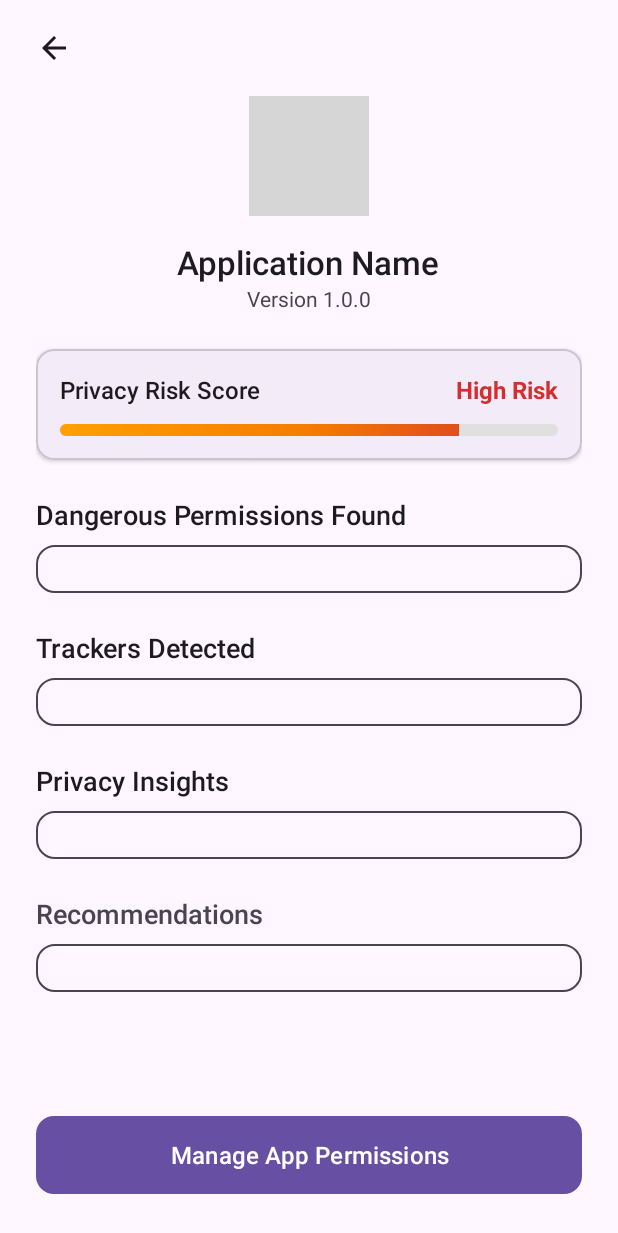
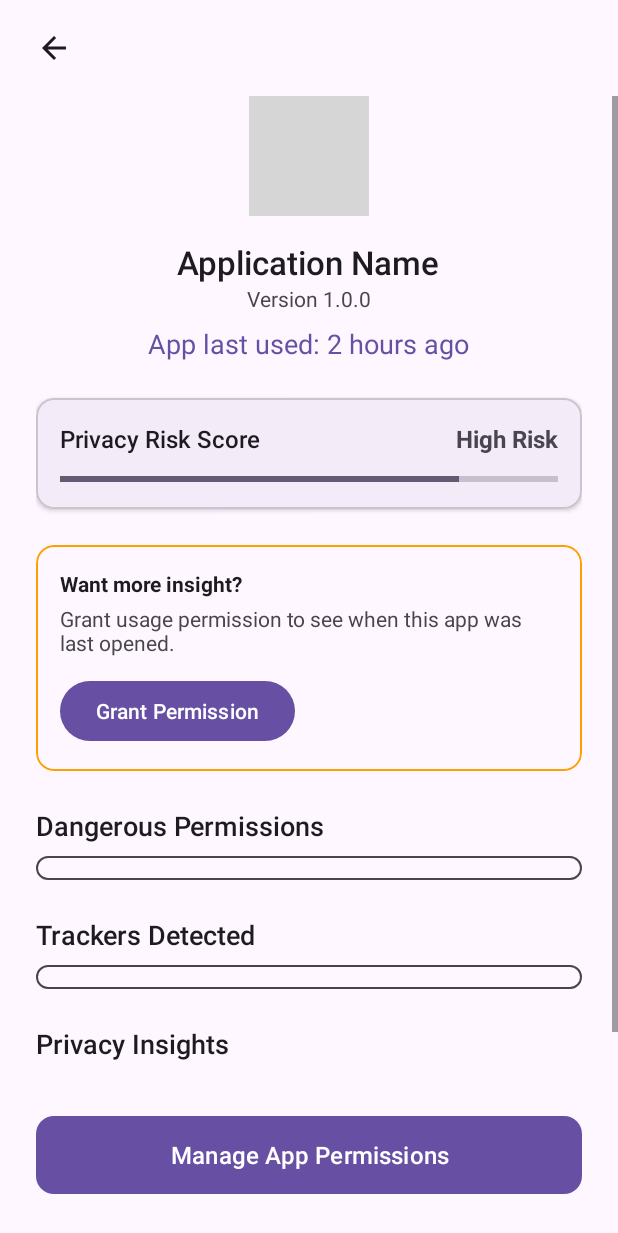
Before and after one commit to dipesh268/privacyScope, an Android app: the layout activity_app_detail.xml on its own in the app's theme, with its tools: preview values and no code run, on a phone screen of 412 x 824 dp. Shown: the top 1233 px of the screen. Run offline under Robolectric (Android 15) with nearby library versions, the phone set to English and light mode, and no system bars; grey boxes are pictures that could not be loaded.

Commit message:
Add Last use of app (last used time)

```diff
--- a/app/src/main/AndroidManifest.xml
+++ b/app/src/main/AndroidManifest.xml
@@ -5,6 +5,10 @@
     <uses-permission
         android:name="android.permission.QUERY_ALL_PACKAGES"
         tools:ignore="QueryAllPackagesPermission" />
+
+    <!-- Special permission required to get permission usage stats -->
+    <uses-permission android:name="android.permission.PACKAGE_USAGE_STATS"
+        tools:ignore="ProtectedPermissions" />
 
     <application
         android:allowBackup="true"
--- a/app/src/main/res/layout/activity_app_detail.xml
+++ b/app/src/main/res/layout/activity_app_detail.xml
@@ -21,11 +21,11 @@
             android:id="@+id/backButton"
             android:layout_width="wrap_content"
             android:layout_height="wrap_content"
+            android:src="@drawable/ic_arrow_back"
             android:background="?attr/selectableItemBackgroundBorderless"
+            android:padding="8dp"
             android:contentDescription="Back"
-            android:padding="8dp"
-            android:src="@drawable/ic_arrow_back"
-            app:tint="?attr/colorOnSurface" />
+            app:tint="?attr/colorOnSurface"/>
 
     </com.google.android.material.appbar.MaterialToolbar>
 
@@ -33,10 +33,10 @@
     <ScrollView
         android:layout_width="0dp"
         android:layout_height="0dp"
+        app:layout_constraintTop_toBottomOf="@id/toolbar"
         app:layout_constraintBottom_toTopOf="@id/managePermissionsButton"
-        app:layout_constraintEnd_toEndOf="parent"
         app:layout_constraintStart_toStartOf="parent"
-        app:layout_constraintTop_toBottomOf="@id/toolbar">
+        app:layout_constraintEnd_toEndOf="parent">
 
         <LinearLayout
             android:layout_width="match_parent"
@@ -74,45 +74,56 @@
                 android:textSize="14sp"
                 tools:text="Version 1.0.0" />
 
+            <!-- New TextView for Last Used Time -->
+            <TextView
+                android:id="@+id/appLastUsed"
+                android:layout_width="wrap_content"
+                android:layout_height="wrap_content"
+                android:layout_gravity="center_horizontal"
+                android:layout_marginTop="8dp"
+                android:textColor="?attr/colorPrimary"
+                android:textSize="18sp"
+                android:visibility="gone"
+                tools:text="App last used: 2 hours ago"
+                tools:visibility="visible"/>
+
 
             <!-- Risk Score Heatmap Section -->
             <com.google.android.material.card.MaterialCardView
                 android:layout_width="match_parent"
                 android:layout_height="wrap_content"
-                android:layout_marginTop="24dp"
                 app:cardCornerRadius="12dp"
-                app:cardElevation="2dp">
+                app:cardElevation="2dp"
+                android:layout_marginTop="24dp">
 
                 <LinearLayout
                     android:layout_width="match_parent"
                     android:layout_height="wrap_content"
-                    android:gravity="center_vertical"
                     android:orientation="vertical"
                     android:padding="16dp">
 
                     <LinearLayout
                         android:layout_width="match_parent"
                         android:layout_height="wrap_content"
-                        android:gravity="center_vertical"
-                        android:orientation="horizontal">
+                        android:orientation="horizontal"
+                        android:gravity="center_vertical">
 
                         <TextView
                             android:layout_width="0dp"
                             android:layout_height="wrap_content"
                             android:layout_weight="1"
-                            android:fontFamily="sans-serif-medium"
                             android:text="Privacy Risk Score"
                             android:textColor="?attr/colorOnSurface"
-                            android:textSize="16sp" />
+                            android:textSize="16sp"
+                            android:fontFamily="sans-serif-medium"/>
 
                         <TextView
                             android:id="@+id/riskLevelTextView"
                             android:layout_width="wrap_content"
                             android:layout_height="wrap_content"
-                            android:textSize="16sp"
+                            tools:text="High Risk"
                             android:textStyle="bold"
-                            tools:text="High Risk"
-                            tools:textColor="@color/risk_high" />
+                            android:textSize="16sp"/>
 
                     </LinearLayout>
 
@@ -123,11 +134,49 @@
                         android:layout_height="8dp"
                         android:layout_marginTop="12dp"
                         android:max="100"
-                        android:progressDrawable="@drawable/custom_progress_bar"
-                        tools:progress="80" />
+                        tools:progress="80"
+                        />
 
                 </LinearLayout>
 
+            </com.google.android.material.card.MaterialCardView>
+
+
+            <!-- Usage Permission Prompt (Initially hidden) -->
+            <com.google.android.material.card.MaterialCardView
+                android:id="@+id/usagePermissionPrompt"
+                android:layout_width="match_parent"
+                android:layout_height="wrap_content"
+                android:layout_marginTop="24dp"
+                app:cardCornerRadius="12dp"
+                app:strokeColor="@color/risk_medium"
+                app:strokeWidth="1dp"
+                android:visibility="gone"
+                tools:visibility="visible">
+                <LinearLayout
+                    android:layout_width="match_parent"
+                    android:layout_height="wrap_content"
+                    android:orientation="vertical"
+                    android:padding="16dp">
+                    <TextView
+                        android:layout_width="wrap_content"
+                        android:layout_height="wrap_content"
+                        android:text="Want more insight?"
+                        android:textStyle="bold"
+                        android:textColor="?attr/colorOnSurface"/>
+                    <TextView
+                        android:layout_width="wrap_content"
+                        android:layout_height="wrap_content"
+                        android:layout_marginTop="4dp"
+                        android:text="Grant usage permission to see when this app was last opened."
+                        android:textColor="?attr/colorOnSurfaceVariant"/>
+                    <Button
+                        android:id="@+id/grantUsagePermissionButton"
+                        android:layout_width="wrap_content"
+                        android:layout_height="wrap_content"
+                        android:layout_marginTop="12dp"
+                        android:text="Grant Permission"/>
+                </LinearLayout>
             </com.google.android.material.card.MaterialCardView>
 
 
@@ -136,78 +185,72 @@
                 android:layout_width="wrap_content"
                 android:layout_height="wrap_content"
                 android:layout_marginTop="24dp"
-                android:fontFamily="sans-serif-medium"
-                android:text="Dangerous Permissions Found"
+                android:text="Dangerous Permissions"
                 android:textColor="?attr/colorOnSurface"
-                android:textSize="18sp" />
+                android:textSize="18sp"
+                android:fontFamily="sans-serif-medium"/>
 
             <LinearLayout
                 android:id="@+id/permissionsContainer"
                 android:layout_width="match_parent"
                 android:layout_height="wrap_content"
+                android:orientation="vertical"
                 android:layout_marginTop="8dp"
                 android:background="@drawable/container_border"
-                android:orientation="vertical"
-                android:padding="16dp" />
+                android:padding="8dp"/>
 
             <!-- Trackers Section -->
             <TextView
                 android:layout_width="wrap_content"
                 android:layout_height="wrap_content"
                 android:layout_marginTop="24dp"
-                android:fontFamily="sans-serif-medium"
                 android:text="Trackers Detected"
                 android:textColor="?attr/colorOnSurface"
-                android:textSize="18sp" />
+                android:textSize="18sp"
+                android:fontFamily="sans-serif-medium"/>
 
             <LinearLayout
                 android:id="@+id/trackersContainer"
                 android:layout_width="match_parent"
                 android:layout_height="wrap_content"
+                android:orientation="vertical"
                 android:layout_marginTop="8dp"
                 android:background="@drawable/container_border"
-                android:orientation="vertical"
-                android:padding="16dp" />
+                android:padding="8dp"/>
 
             <!-- Privacy Insights Section -->
             <TextView
                 android:layout_width="wrap_content"
                 android:layout_height="wrap_content"
                 android:layout_marginTop="24dp"
-                android:fontFamily="sans-serif-medium"
                 android:text="Privacy Insights"
                 android:textColor="?attr/colorOnSurface"
-                android:textSize="18sp" />
+                android:textSize="18sp"
+                android:fontFamily="sans-serif-medium"/>
 
-            <!-- BACKGROUND REMOVED FROM THIS CONTAINER -->
             <LinearLayout
                 android:id="@+id/insightsContainer"
                 android:layout_width="match_parent"
                 android:layout_height="wrap_content"
-                android:layout_marginTop="8dp"
-                android:background="@drawable/container_border"
                 android:orientation="vertical"
-                android:padding="16dp" />
-
+                android:layout_marginTop="8dp"/>
 
             <!-- Recommendations Section -->
             <TextView
                 android:layout_width="wrap_content"
                 android:layout_height="wrap_content"
                 android:layout_marginTop="24dp"
-                android:fontFamily="sans-serif-medium"
                 android:text="Recommendations"
-                android:textSize="18sp" />
+                android:textColor="?attr/colorOnSurface"
+                android:textSize="18sp"
+                android:fontFamily="sans-serif-medium"/>
 
-            <!-- BACKGROUND REMOVED FROM THIS CONTAINER -->
             <LinearLayout
                 android:id="@+id/recommendationsContainer"
                 android:layout_width="match_parent"
                 android:layout_height="wrap_content"
-                android:layout_marginTop="8dp"
-                android:background="@drawable/container_border"
                 android:orientation="vertical"
-                android:padding="16dp" />
+                android:layout_marginTop="8dp"/>
 
         </LinearLayout>
     </ScrollView>
--- /dev/null
+++ b/app/src/main/res/values/ic_launcher_background.xml
@@ -0,0 +1,4 @@
+<?xml version="1.0" encoding="utf-8"?>
+<resources>
+    <color name="ic_launcher_background">#FFFFFF</color>
+</resources>
```
Also changed, not shown: app/src/main/java/com/example/privacyscope/AppDetailActivity.java (+123 -47 lines), app/src/main/java/com/example/privacyscope/AppInfo.java (+73 -96 lines), app/src/main/res/layout/list_item_permission.xml (+12 -0 lines).
